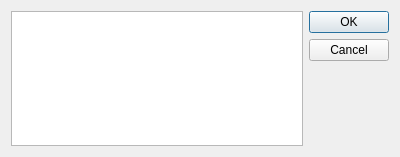
SuperNerd-James/cutetorrent, file CuteTorrent/LTorrent/multipleDt.ui: the form before one commit.
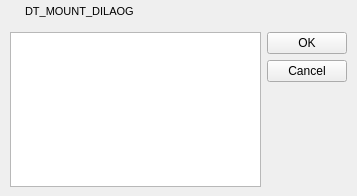
The form after the commit. Icons and pictures are not drawn.

The edit to the form file:
```diff
--- a/CuteTorrent/LTorrent/multipleDt.ui
+++ b/CuteTorrent/LTorrent/multipleDt.ui
@@ -1,13 +1,13 @@
 <?xml version="1.0" encoding="UTF-8"?>
 <ui version="4.0">
  <class>DTMountDialog</class>
- <widget class="QDialog" name="DTMountDialog">
+ <widget class="QWidget" name="DTMountDialog">
   <property name="geometry">
    <rect>
     <x>0</x>
     <y>0</y>
-    <width>400</width>
-    <height>157</height>
+    <width>357</width>
+    <height>196</height>
    </rect>
   </property>
   <property name="windowTitle">
@@ -17,7 +17,179 @@
    <iconset resource="ltorrent.qrc">
     <normaloff>:/icons/app.ico</normaloff>:/icons/app.ico</iconset>
   </property>
+  <layout class="QVBoxLayout" name="verticalLayout">
+   <property name="spacing">
+    <number>0</number>
+   </property>
+   <property name="leftMargin">
+    <number>1</number>
+   </property>
+   <property name="topMargin">
+    <number>0</number>
+   </property>
+   <property name="rightMargin">
+    <number>1</number>
+   </property>
+   <property name="bottomMargin">
+    <number>0</number>
+   </property>
+   <item>
+    <widget class="QWidget" name="titleBar" native="true">
+     <property name="minimumSize">
+      <size>
+       <width>0</width>
+       <height>23</height>
+      </size>
+     </property>
+     <property name="maximumSize">
+      <size>
+       <width>16777215</width>
+       <height>23</height>
+      </size>
+     </property>
+     <property name="styleSheet">
+      <string notr="true"/>
+     </property>
+     <layout class="QHBoxLayout" name="horizontalLayout">
+      <property name="spacing">
+       <number>4</number>
+      </property>
+      <property name="leftMargin">
+       <number>5</number>
+      </property>
+      <property name="topMargin">
+       <number>0</number>
+      </property>
+      <property name="rightMargin">
+       <number>1</number>
+      </property>
+      <property name="bottomMargin">
+       <number>0</number>
+      </property>
+      <item>
+       <widget class="QLabel" name="tbMenu">
+        <property name="maximumSize">
+         <size>
+          <width>15</width>
+          <height>15</height>
+         </size>
+        </property>
+        <property name="text">
+         <string/>
+        </property>
+        <property name="pixmap">
+         <pixmap resource="ltorrent.qrc">:/icons/app.ico</pixmap>
+        </property>
+        <property name="scaledContents">
+         <bool>true</bool>
+        </property>
+       </widget>
+      </item>
+      <item>
+       <widget class="QLabel" name="LTitle">
+        <property name="minimumSize">
+         <size>
+          <width>100</width>
+          <height>22</height>
+         </size>
+        </property>
+        <property name="maximumSize">
+         <size>
+          <width>16777215</width>
+          <height>22</height>
+         </size>
+        </property>
+        <property name="font">
+         <font>
+          <family>Arial</family>
+          <pointsize>8</pointsize>
+          <weight>50</weight>
+          <bold>false</bold>
+          <stylestrategy>PreferDefault</stylestrategy>
+         </font>
+        </property>
+        <property name="styleSheet">
+         <string notr="true">color: rgb(0, 0, 0);</string>
+        </property>
+        <property name="text">
+         <string>DT_MOUNT_DILAOG</string>
+        </property>
+        <property name="textFormat">
+         <enum>Qt::AutoText</enum>
+        </property>
+       </widget>
+      </item>
+      <item>
+       <widget class="QPushButton" name="pbMin">
+        <property name="minimumSize">
+         <size>
+          <width>22</width>
+          <height>22</height>
+         </size>
+        </property>
+        <property name="maximumSize">
+         <size>
+          <width>22</width>
+          <height>22</height>
+         </size>
+        </property>
+        <property name="icon">
+         <iconset resource="ltorrent.qrc">
+          <normaloff>:/images/app_min.ico</normaloff>:/images/app_min.ico</iconset>
+        </property>
+        <property name="iconSize">
+         <size>
+          <width>22</width>
+          <height>22</height>
+         </size>
+        </property>
+        <property name="flat">
+         <bool>true</bool>
+        </property>
+       </widget>
+      </item>
+      <item>
+       <widget class="QPushButton" name="pbClose">
+        <property name="minimumSize">
+         <size>
+          <width>22</width>
+          <height>22</height>
+         </size>
+        </property>
+        <property name="maximumSize">
+         <size>
+          <width>22</width>
+          <height>22</height>
+         </size>
+        </property>
+        <property name="icon">
+         <iconset resource="ltorrent.qrc">
+          <normaloff>:/images/app_close.ico</normaloff>:/images/app_close.ico</iconset>
+        </property>
+        <property name="iconSize">
+         <size>
+          <width>22</width>
+          <height>22</height>
+         </size>
+        </property>
+        <property name="flat">
+         <bool>true</bool>
+        </property>
+       </widget>
+      </item>
+     </layout>
+    </widget>
+   </item>
+   <item>
+    <widget class="QWidget" name="centralWidget" native="true">
   <layout class="QGridLayout" name="gridLayout">
+      <item row="0" column="0">
+       <widget class="QListView" name="listView">
+        <property name="editTriggers">
+         <set>QAbstractItemView::NoEditTriggers</set>
+        </property>
+       </widget>
+      </item>
    <item row="0" column="1">
     <layout class="QVBoxLayout">
      <property name="spacing">
@@ -55,11 +227,7 @@
      </item>
     </layout>
    </item>
-   <item row="0" column="0">
-    <widget class="QListView" name="listView">
-     <property name="editTriggers">
-      <set>QAbstractItemView::NoEditTriggers</set>
-     </property>
+     </layout>
     </widget>
    </item>
   </layout>
```
Lines whose indentation alone changed are shown as unchanged.
